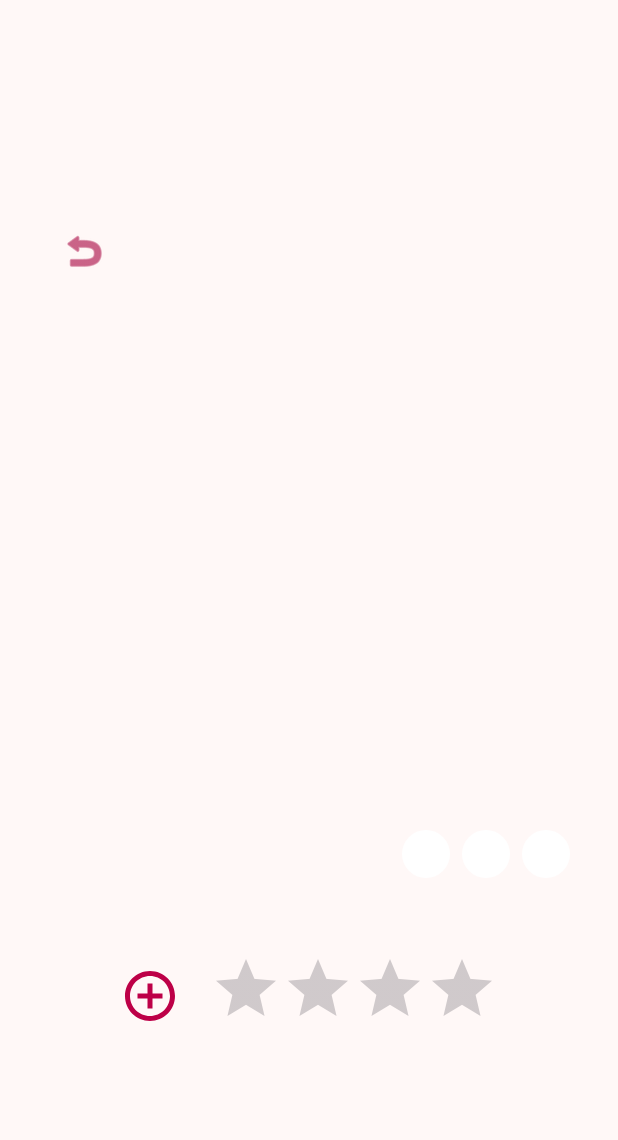
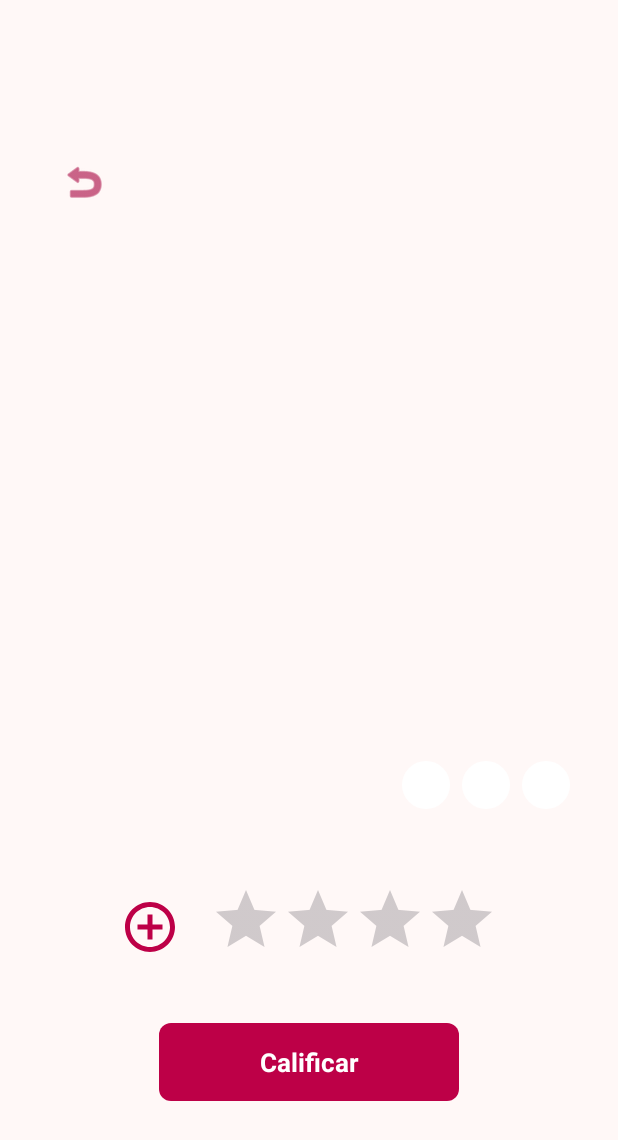
Before and after one commit to AliciaCampo/PopView, an Android app: the ValoracionTituloActivity screen opened directly, with no data from a screen before it, on a phone screen of 412 x 824 dp. Shown: the top 1140 px of the screen. Run offline under Robolectric (Android 15) with nearby library versions, the phone set to English and light mode, and no system bars; pictures from the network do not load; 1 statement that could not run was skipped.

Commit message:
Afegit calificar (guardar-se no furula encara)

```diff
--- /dev/null
+++ b/app/src/main/res/drawable/rounded_button_background.xml
@@ -0,0 +1,8 @@
+<selector xmlns:android="http://schemas.android.com/apk/res/android">
+    <item>
+        <shape android:shape="rectangle">
+            <corners android:radius="8dp" />
+            <solid android:color="@color/md_theme_primary" />
+        </shape>
+    </item>
+</selector>
--- a/app/src/main/res/layout/activity_valoracion_titulo.xml
+++ b/app/src/main/res/layout/activity_valoracion_titulo.xml
@@ -125,6 +125,34 @@
                     android:theme="@style/Widget.AppCompat.RatingBar.Small" />
             </LinearLayout>
 
+            <!-- Botón para desplegar el RatingBar con estilo mejorado -->
+            <TextView
+                android:id="@+id/toggleRatingButton"
+                android:layout_width="200dp"
+                android:layout_height="wrap_content"
+                android:layout_marginTop="40dp"
+                android:text="Calificar"
+                android:gravity="center"
+                android:background="@drawable/rounded_button_background"
+                android:padding="14dp"
+                android:textColor="@android:color/white"
+                android:textSize="17sp"
+                android:textStyle="bold"
+                android:clickable="true"
+                android:focusable="true"/>
+
+            <!-- RatingBar para la valoración del usuario -->
+            <RatingBar
+                android:id="@+id/userRatingBar"
+                android:layout_width="wrap_content"
+                android:layout_height="wrap_content"
+                android:layout_marginTop="10dp"
+                android:numStars="4"
+                android:stepSize="0.5"
+                android:visibility="gone"
+                android:isIndicator="false"
+                android:theme="@style/Widget.AppCompat.RatingBar.Small" />
+
             <!-- RecyclerView para comentarios dinámicos -->
             <androidx.recyclerview.widget.RecyclerView
                 android:id="@+id/recyclerView"
--- a/app/src/main/res/values/strings.xml
+++ b/app/src/main/res/values/strings.xml
@@ -102,4 +102,7 @@
         <item>Clar</item>
         <item>Fosc</item>
     </string-array>
+    <string-array name="rating_options">
+        <item>Calificar</item>
+    </string-array>
 </resources>
```
Also changed, not shown: app/src/main/java/com/example/popview/activity/ValoracionTituloActivity.kt (+15 -3 lines), app/src/main/res/layout/activity_plantilla_valoracion_titulo.xml (+28 -0 lines).
